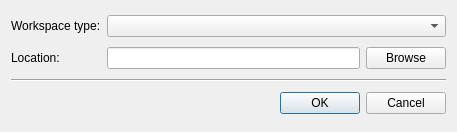
Qt form Srt.QT/tt3-gui/SelectWorkspaceDialog.ui (akapustiatyahoocouk/TimeTracker3) before a commit.
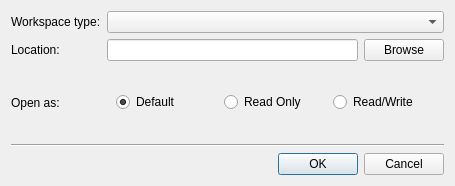
The same form after that commit. Icons and pictures are not drawn.

```diff
--- a/Srt.QT/tt3-gui/SelectWorkspaceDialog.ui
+++ b/Srt.QT/tt3-gui/SelectWorkspaceDialog.ui
@@ -6,8 +6,8 @@
    <rect>
     <x>0</x>
     <y>0</y>
-    <width>457</width>
-    <height>132</height>
+    <width>455</width>
+    <height>186</height>
    </rect>
   </property>
   <property name="windowTitle">
@@ -28,30 +28,6 @@
      </property>
     </widget>
    </item>
-   <item row="2" column="0" colspan="3">
-    <widget class="Line" name="line">
-     <property name="orientation">
-      <enum>Qt::Orientation::Horizontal</enum>
-     </property>
-    </widget>
-   </item>
-   <item row="1" column="1">
-    <widget class="QLineEdit" name="locationLineEdit">
-     <property name="readOnly">
-      <bool>true</bool>
-     </property>
-    </widget>
-   </item>
-   <item row="3" column="0" colspan="3">
-    <widget class="QDialogButtonBox" name="buttonBox">
-     <property name="orientation">
-      <enum>Qt::Orientation::Horizontal</enum>
-     </property>
-     <property name="standardButtons">
-      <set>QDialogButtonBox::StandardButton::Cancel|QDialogButtonBox::StandardButton::Ok</set>
-     </property>
-    </widget>
-   </item>
    <item row="0" column="0">
     <widget class="QLabel" name="workspaceTypeLabel">
      <property name="text">
@@ -59,6 +35,9 @@
      </property>
     </widget>
    </item>
+   <item row="0" column="1" colspan="2">
+    <widget class="QComboBox" name="workspaceTypeComboBox"/>
+   </item>
    <item row="1" column="2">
     <widget class="QPushButton" name="browsePushButton">
      <property name="text">
@@ -70,8 +49,66 @@
      </property>
     </widget>
    </item>
-   <item row="0" column="1" colspan="2">
-    <widget class="QComboBox" name="workspaceTypeComboBox"/>
+   <item row="4" column="0" colspan="3">
+    <widget class="QDialogButtonBox" name="buttonBox">
+     <property name="orientation">
+      <enum>Qt::Orientation::Horizontal</enum>
+     </property>
+     <property name="standardButtons">
+      <set>QDialogButtonBox::StandardButton::Cancel|QDialogButtonBox::StandardButton::Ok</set>
+     </property>
+    </widget>
+   </item>
+   <item row="1" column="1">
+    <widget class="QLineEdit" name="locationLineEdit">
+     <property name="readOnly">
+      <bool>true</bool>
+     </property>
+    </widget>
+   </item>
+   <item row="3" column="0" colspan="3">
+    <widget class="Line" name="line">
+     <property name="orientation">
+      <enum>Qt::Orientation::Horizontal</enum>
+     </property>
+    </widget>
+   </item>
+   <item row="2" column="0">
+    <widget class="QLabel" name="openAsLabel">
+     <property name="text">
+      <string>Open as:</string>
+     </property>
+    </widget>
+   </item>
+   <item row="2" column="1" colspan="2">
+    <widget class="QWidget" name="openAsPanel" native="true">
+     <layout class="QGridLayout" name="gridLayout_2">
+      <item row="0" column="0">
+       <widget class="QRadioButton" name="openAsDefaultRadioButton">
+        <property name="text">
+         <string>Default</string>
+        </property>
+        <property name="checked">
+         <bool>true</bool>
+        </property>
+       </widget>
+      </item>
+      <item row="0" column="1">
+       <widget class="QRadioButton" name="openAsReadOnlyRadioButton">
+        <property name="text">
+         <string>Read Only</string>
+        </property>
+       </widget>
+      </item>
+      <item row="0" column="2">
+       <widget class="QRadioButton" name="openAsReadWriteRadioButton">
+        <property name="text">
+         <string>Read/Write</string>
+        </property>
+       </widget>
+      </item>
+     </layout>
+    </widget>
    </item>
   </layout>
  </widget>
```
Left out of the diff: 8 changed lines with no effect on the pictures.
